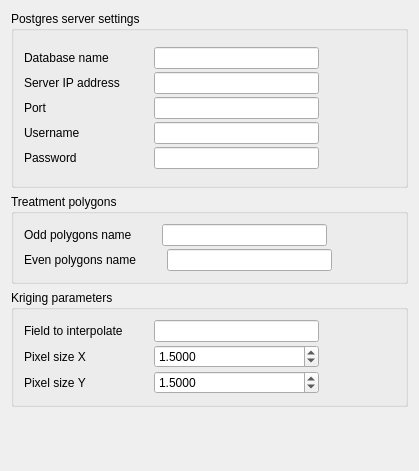
Before: the Qt Designer form gui/settings/options_settings_dlg_base.ui in franciscocamellon/lallemand_plant_care, drawn with Qt 5.
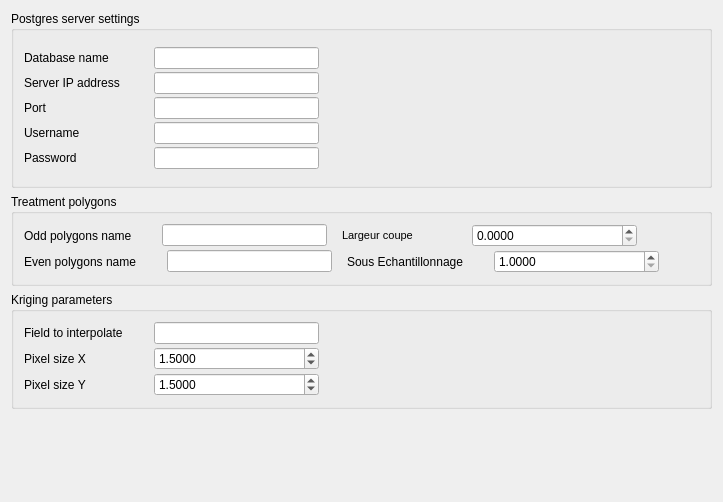
After: the same form once the commit is applied. Custom widgets are drawn as their Qt base class.

Commit message: Move parameter to settings

The edit to the form file:
```diff
--- a/gui/settings/options_settings_dlg_base.ui
+++ b/gui/settings/options_settings_dlg_base.ui
@@ -6,8 +6,8 @@
    <rect>
     <x>0</x>
     <y>0</y>
-    <width>419</width>
-    <height>471</height>
+    <width>670</width>
+    <height>502</height>
    </rect>
   </property>
   <property name="windowTitle">
@@ -114,6 +114,85 @@
             </property>
            </widget>
           </item>
+          <item>
+           <spacer name="horizontalSpacer_22">
+            <property name="orientation">
+             <enum>Qt::Horizontal</enum>
+            </property>
+            <property name="sizeType">
+             <enum>QSizePolicy::Fixed</enum>
+            </property>
+            <property name="sizeHint" stdset="0">
+             <size>
+              <width>15</width>
+              <height>20</height>
+             </size>
+            </property>
+           </spacer>
+          </item>
+          <item>
+           <widget class="QLabel" name="sortingLabel_6">
+            <property name="sizePolicy">
+             <sizepolicy hsizetype="Preferred" vsizetype="Preferred">
+              <horstretch>0</horstretch>
+              <verstretch>0</verstretch>
+             </sizepolicy>
+            </property>
+            <property name="minimumSize">
+             <size>
+              <width>100</width>
+              <height>0</height>
+             </size>
+            </property>
+            <property name="font">
+             <font>
+              <family>MS Shell Dlg 2</family>
+              <pointsize>8</pointsize>
+              <weight>50</weight>
+              <italic>false</italic>
+              <bold>false</bold>
+             </font>
+            </property>
+            <property name="styleSheet">
+             <string notr="true">font: 8pt &quot;MS Shell Dlg 2&quot;</string>
+            </property>
+            <property name="text">
+             <string>Largeur coupe</string>
+            </property>
+           </widget>
+          </item>
+          <item>
+           <spacer name="horizontalSpacer_23">
+            <property name="orientation">
+             <enum>Qt::Horizontal</enum>
+            </property>
+            <property name="sizeType">
+             <enum>QSizePolicy::Fixed</enum>
+            </property>
+            <property name="sizeHint" stdset="0">
+             <size>
+              <width>30</width>
+              <height>20</height>
+             </size>
+            </property>
+           </spacer>
+          </item>
+          <item>
+           <widget class="QDoubleSpinBox" name="largeurCoupeSpinBox">
+            <property name="minimumSize">
+             <size>
+              <width>165</width>
+              <height>18</height>
+             </size>
+            </property>
+            <property name="styleSheet">
+             <string notr="true">font: 8pt &quot;MS Shell Dlg 2&quot;</string>
+            </property>
+            <property name="decimals">
+             <number>4</number>
+            </property>
+           </widget>
+          </item>
           <item>
            <spacer name="horizontalSpacer_12">
             <property name="orientation">
@@ -185,6 +264,79 @@
             </property>
            </widget>
           </item>
+          <item>
+           <spacer name="horizontalSpacer_24">
+            <property name="orientation">
+             <enum>Qt::Horizontal</enum>
+            </property>
+            <property name="sizeType">
+             <enum>QSizePolicy::Fixed</enum>
+            </property>
+            <property name="sizeHint" stdset="0">
+             <size>
+              <width>15</width>
+              <height>20</height>
+             </size>
+            </property>
+           </spacer>
+          </item>
+          <item>
+           <widget class="QLabel" name="label_3">
+            <property name="sizePolicy">
+             <sizepolicy hsizetype="Preferred" vsizetype="Preferred">
+              <horstretch>0</horstretch>
+              <verstretch>0</verstretch>
+             </sizepolicy>
+            </property>
+            <property name="minimumSize">
+             <size>
+              <width>100</width>
+              <height>0</height>
+             </size>
+            </property>
+            <property name="styleSheet">
+             <string notr="true">font: 8pt &quot;MS Shell Dlg 2&quot;</string>
+            </property>
+            <property name="text">
+             <string>Sous Echantillonnage</string>
+            </property>
+           </widget>
+          </item>
+          <item>
+           <spacer name="horizontalSpacer_21">
+            <property name="orientation">
+             <enum>Qt::Horizontal</enum>
+            </property>
+            <property name="sizeType">
+             <enum>QSizePolicy::Fixed</enum>
+            </property>
+            <property name="sizeHint" stdset="0">
+             <size>
+              <width>30</width>
+              <height>20</height>
+             </size>
+            </property>
+           </spacer>
+          </item>
+          <item>
+           <widget class="QDoubleSpinBox" name="sousEchantillonnageSpinBox">
+            <property name="minimumSize">
+             <size>
+              <width>165</width>
+              <height>18</height>
+             </size>
+            </property>
+            <property name="styleSheet">
+             <string notr="true">font: 8pt &quot;MS Shell Dlg 2&quot;</string>
+            </property>
+            <property name="decimals">
+             <number>4</number>
+            </property>
+            <property name="minimum">
+             <double>1.000000000000000</double>
+            </property>
+           </widget>
+          </item>
           <item>
            <spacer name="horizontalSpacer_14">
             <property name="orientation">
```
The commit also changes 2 other files.
